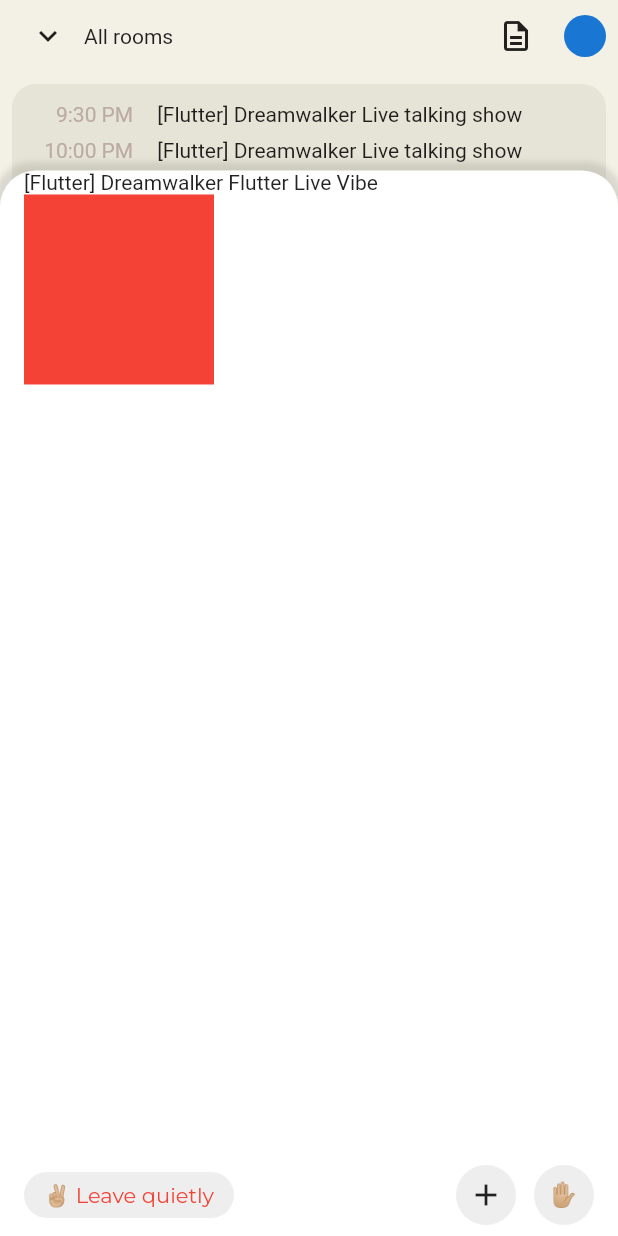
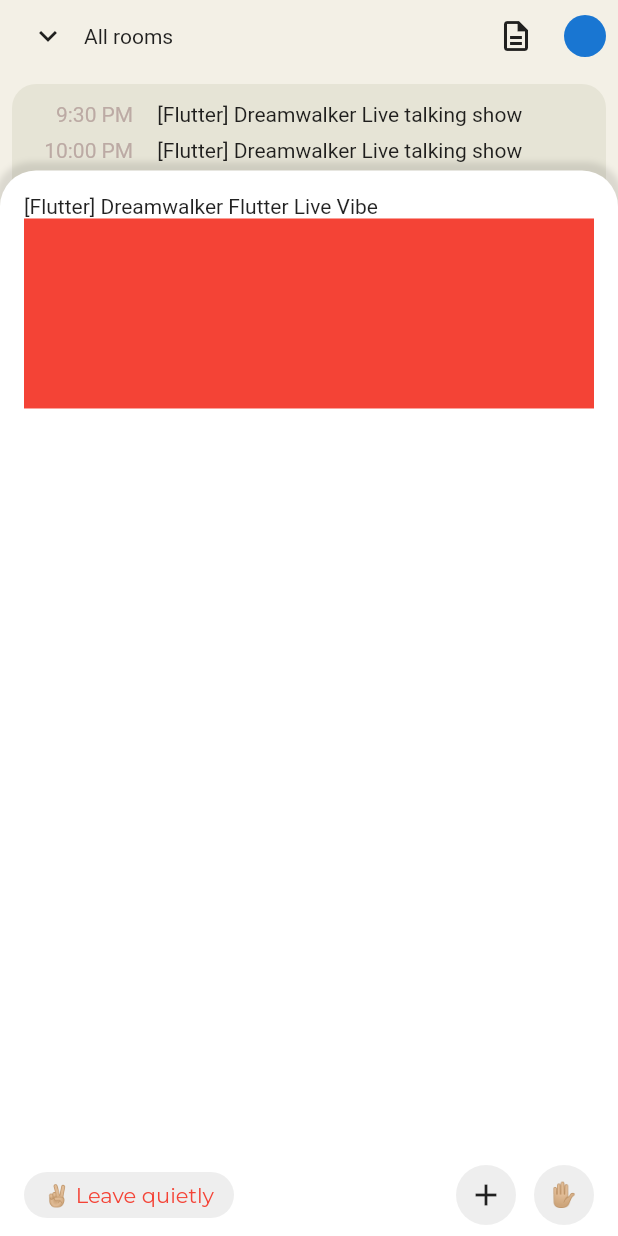
Before and after one commit to JAICHANGPARK/flutter_notebook_11th_story, a Flutter app: the screen it shows after launch, after a tap on the "apps" icon, after a tap on "+632", on a phone screen of 412 x 824 dp. Run offline on Flutter 3.47's test engine with Material 2 defaults, Android fonts, the phone set to English and light mode, and no system bars; drawn by our look-alikes of flutter_inner_drawer, flutter_slidable; our stand-ins replace backdrop, badges, google_fonts.

Commit message:
Update clubhouse_home_page.dart

```diff
--- a/lib/ep701_clubhouse/ui/clubhouse_home_page.dart
+++ b/lib/ep701_clubhouse/ui/clubhouse_home_page.dart
@@ -112,7 +112,9 @@ class _ClubhouseHomePageState extends State<ClubhouseHomePage> {
                 child: isOpen
                     ? Column(
                         children: [
-                          Expanded(flex: 12, child: ListView(
+                          Expanded(flex: 12, child: Padding(
+                            padding: const EdgeInsets.only(top: 16),
+                            child: ListView(
                               children: [
                                 Text("[Flutter] Dreamwalker Flutter Live Vibe"),
                                 GridView.count(
@@ -121,9 +123,16 @@ class _ClubhouseHomePageState extends State<ClubhouseHomePage> {
                                 children: [
                                   Container(
                                     color: Colors.red,
+                                  ),
+                                  Container(
+                                    color: Colors.red,
+                                  ),
+                                  Container(
+                                    color: Colors.red,
                                   )
                                 ],),
                               ],
+                            ),
                           )),
                           Expanded(
                               flex: 1,
```
Lines whose indentation alone changed are shown as unchanged.
